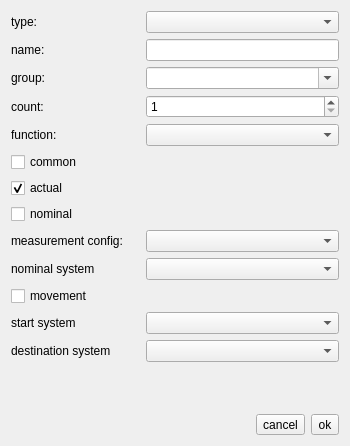
This is ui/dialogs/createfeaturedialog.ui in OpenIndy/OpenIndy as Qt 5 draws it before an edit. The edited form follows.
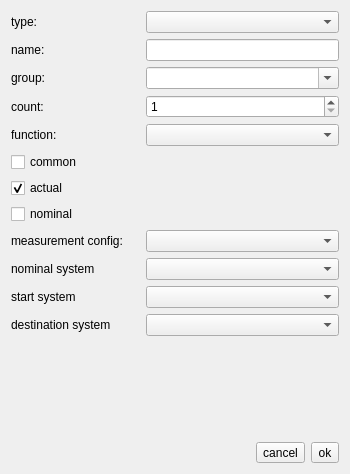
This is the edited form.

Commit message: remove "Movement" from transformation parameter

```diff
--- a/ui/dialogs/createfeaturedialog.ui
+++ b/ui/dialogs/createfeaturedialog.ui
@@ -7,7 +7,7 @@
     <x>0</x>
     <y>0</y>
     <width>350</width>
-    <height>446</height>
+    <height>474</height>
    </rect>
   </property>
   <property name="sizePolicy">
@@ -184,13 +184,6 @@
        <property name="sizeConstraint">
         <enum>QLayout::SetDefaultConstraint</enum>
        </property>
-       <item>
-        <widget class="QCheckBox" name="checkBox_movement">
-         <property name="text">
-          <string>movement</string>
-         </property>
-        </widget>
-       </item>
        <item>
         <layout class="QHBoxLayout" name="horizontalLayout_5" stretch="2,3">
          <item>
```
The commit also changes 3 other files.
